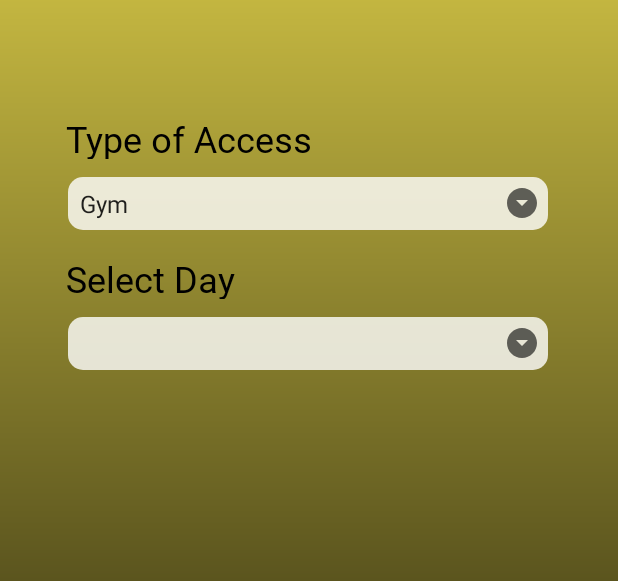
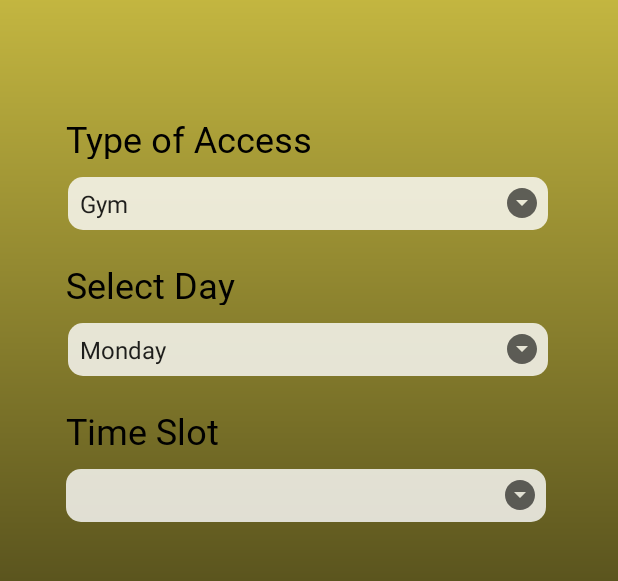
Before and after one commit to HassounHadi/FitPal, an Android app: the screen it shows after launch (Home), on a phone screen of 412 x 824 dp, the part 146-727 px from its top. Run offline under Robolectric (Android 15) with nearby library versions, the light colour scheme and no system bars.

Commit message:
Page-4 Spinner-3 Initializing

```diff
--- a/FrontEnd/app/src/main/java/com/example/fitpal/Home.java
+++ b/FrontEnd/app/src/main/java/com/example/fitpal/Home.java
@@ -10,6 +10,7 @@
 
 public class Home extends AppCompatActivity {
     private Spinner spinner1;
+    private Spinner spinner2;
 
     @Override
     protected void onCreate(Bundle savedInstanceState) {
@@ -20,16 +21,11 @@
         ArrayAdapter<CharSequence> adapter1 = ArrayAdapter.createFromResource(this,R.array.access, android.R.layout.simple_spinner_item);
         adapter1.setDropDownViewResource(android.R.layout.simple_spinner_dropdown_item);
         spinner1.setAdapter(adapter1);
-        //spinner1.setOnItemSelectedListener(this);
+
+        spinner2 = findViewById(R.id.spinner_day);
+        ArrayAdapter<CharSequence> adapter2 = ArrayAdapter.createFromResource(this,R.array.day, android.R.layout.simple_spinner_item);
+        adapter2.setDropDownViewResource(android.R.layout.simple_spinner_dropdown_item);
+        spinner2.setAdapter(adapter2);
     }
 
-    /*@Override
-    public void onItemSelected(AdapterView<?> adapterView , View view , int i , long l){
-        String choice = adapterView.getItemAtPosition(i).toString();
-    }
-
-    @Override
-    public void onNothingSelected(AdapterView<?> adapterView){
-
-    }*/
 }
--- a/FrontEnd/app/src/main/res/layout/reserve.xml
+++ b/FrontEnd/app/src/main/res/layout/reserve.xml
@@ -59,7 +59,7 @@
         android:fontFamily="@font/seoulnamsan"
         app:layout_constraintStart_toStartOf="parent"
         app:layout_constraintTop_toBottomOf="@id/spinner_access"
-        android:layout_marginTop="16dp"
+        android:layout_marginTop="20dp"
         android:layout_marginStart="44dp" />
 
     <Spinner
@@ -82,5 +82,37 @@
         android:layout_marginTop="5dp"
         android:layout_marginRight="5dp"/>
 
+    <TextView
+        android:id="@+id/time_text"
+        android:layout_width="200dp"
+        android:layout_height="30dp"
+        android:text="Time Slot"
+        android:textSize="24dp"
+        android:fontFamily="@font/seoulnamsan"
+        android:textColor="@color/black"
+        app:layout_constraintStart_toStartOf="parent"
+        app:layout_constraintTop_toBottomOf="@id/spinner_day"
+        android:layout_marginStart="44dp"
+        android:layout_marginTop="20dp"/>
+
+    <Spinner
+        android:id="@+id/spinner_time"
+        android:layout_width="320dp"
+        android:layout_height="35dp"
+        android:background="@drawable/rectangle_4"
+        app:layout_constraintStart_toStartOf="parent"
+        app:layout_constraintTop_toBottomOf="@id/time_text"
+        android:layout_marginStart="44dp"
+        android:layout_marginTop="12dp"/>
+
+    <ImageView
+        android:layout_width="wrap_content"
+        android:layout_height="wrap_content"
+        android:src="@drawable/ic_baseline_arrow_drop_down_circle_24"
+        app:layout_constraintEnd_toEndOf="@id/spinner_time"
+        app:layout_constraintTop_toTopOf="@id/spinner_time"
+        android:layout_marginRight="5dp"
+        android:layout_marginTop="5dp"/>
+
 
 </androidx.constraintlayout.widget.ConstraintLayout>
```
